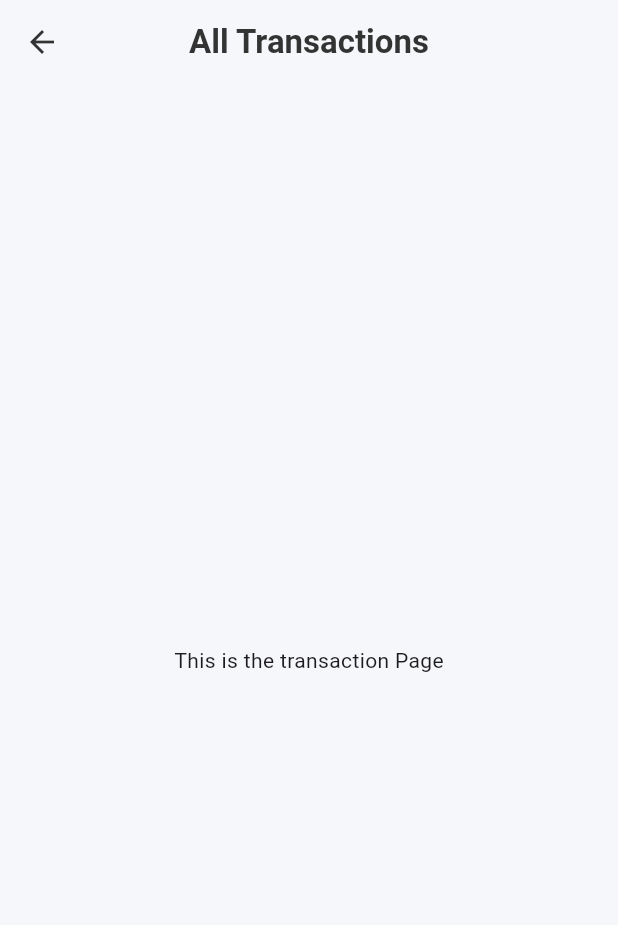
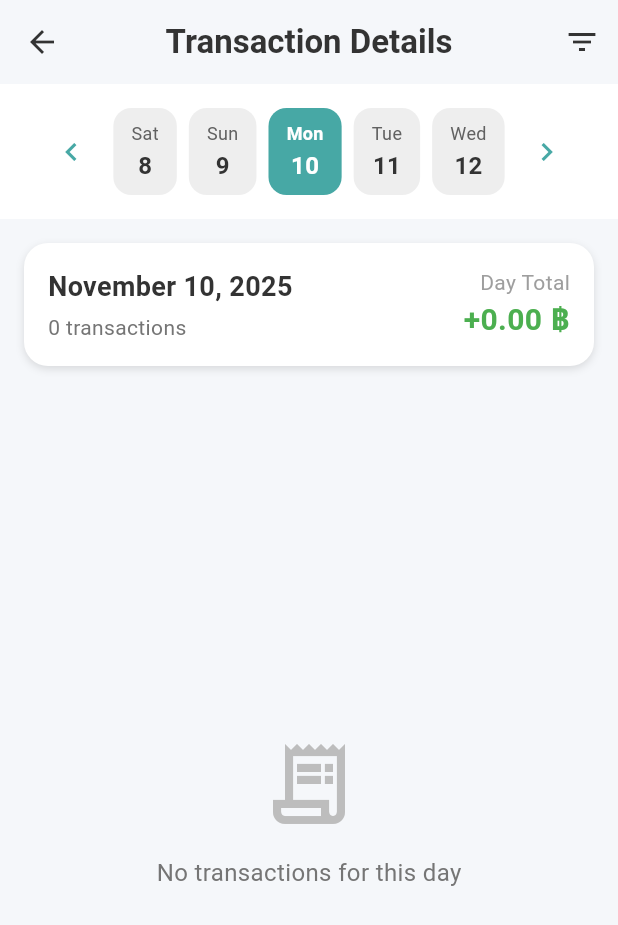
Before and after one commit to nooele2/BudgetBear, a Flutter app: the HomePage screen opened directly, scrolled down 576 dp, after a tap on "See More", on a phone screen of 412 x 824 dp. Shown: the top 925 px of the screen. Run offline on Flutter 3.47's test engine with Material 3 defaults, Android fonts, the phone set to English and light mode, and no system bars; our stand-ins replace cloud_firestore, firebase_auth, firebase_core, fl_chart, google_fonts; accounts and stored records are empty.

Commit message:
added detail_page

```diff
--- a/lib/pages/all_transactions_page.dart
+++ /dev/null
@@ -1,41 +0,0 @@
-import 'package:flutter/material.dart';
-import 'package:budget_bear/pages/home_page.dart';
-import 'package:budget_bear/pages/record_page.dart';
-import 'package:budget_bear/pages/more_page.dart';
-import 'package:budget_bear/pages/notification_page.dart';
-import 'package:budget_bear/widgets/bottom_nav_bar.dart';
-import 'package:budget_bear/services/firestore.dart';
-
-class AllTransactionsPage extends StatefulWidget {
-  const AllTransactionsPage({Key? key}) : super(key: key);
-
-  @override
-  State<AllTransactionsPage> createState() => _AllTransactionsPageState();
-}
-
-class _AllTransactionsPageState extends State<AllTransactionsPage> {
-  @override
-  Widget build(BuildContext context) {
-
-    const Color accent = Color.fromRGBO(71, 168, 165, 1);
-    const Color bgColor = Color(0xFFF5F7FA);
-    const Color textColor = Color(0xFF333333);
-
-    return Scaffold(
-      backgroundColor: bgColor,
-      appBar: AppBar(
-        backgroundColor: bgColor,
-        elevation: 0,
-        leading: const BackButton(color: textColor),
-        title: const Text(
-          'All Transactions',
-          style: TextStyle(color: textColor, fontWeight: FontWeight.w600),
-        ),
-        centerTitle: true,
-      ),
-      body: const Center(
-        child: Text('This is the transaction Page'),
-      ),
-    );
-  }
-}
--- /dev/null
+++ b/lib/pages/detail_page.dart
@@ -0,0 +1,522 @@
+import 'package:flutter/material.dart';
+import 'package:intl/intl.dart';
+import 'package:budget_bear/services/firestore.dart';
+
+class DetailPage extends StatefulWidget {
+  const DetailPage({Key? key}) : super(key: key);
+
+  @override
+  State<DetailPage> createState() => _DetailPageState();
+}
+
+class _DetailPageState extends State<DetailPage> {
+  final FirestoreService firestoreService = FirestoreService();
+
+  DateTime selectedDate = DateTime.now();
+  String? selectedCategory;
+  String? selectedType; //expense and or income
+
+  List<Map<String, dynamic>> allTransactions = [];
+  List<Map<String, dynamic>> filteredTransactions = [];
+  bool isLoading = true;
+
+  @override
+  void initState() {
+    super.initState();
+    _loadTransactions();
+  }
+
+  Future<void> _loadTransactions() async {
+    setState(() => isLoading = true);
+
+    final transactions = await firestoreService.getTransactions(
+      selectedDate.year,
+      selectedDate.month,
+    );
+
+    setState(() {
+      allTransactions = transactions;
+      _applyFilters();
+      isLoading = false;
+    });
+  }
+
+  void _applyFilters() {
+    filteredTransactions = allTransactions.where((tx) {
+      final txDate = (tx['date'] as dynamic).toDate() as DateTime;
+      final isSameDay = txDate.year == selectedDate.year &&
+          txDate.month == selectedDate.month &&
+          txDate.day == selectedDate.day;
+
+      if (!isSameDay) return false;
+
+      //by category
+      if (selectedCategory != null && tx['category'] != selectedCategory) {
+        return false;
+      }
+
+      //by type
+      if (selectedType != null && tx['type'] != selectedType) {
+        return false;
+      }
+
+      return true;
+    }).toList();
+  }
+
+  void _changeDate(int days) {
+    setState(() {
+      selectedDate = selectedDate.add(Duration(days: days));
+      _applyFilters();
+    });
+  }
+
+  void _showFilterDialog() {
+    showDialog(
+      context: context,
+      builder: (context) {
+        String? tempCategory = selectedCategory;
+        String? tempType = selectedType;
+
+        return StatefulBuilder(
+          builder: (context, setDialogState) {
+            return AlertDialog(
+              shape: RoundedRectangleBorder(
+                borderRadius: BorderRadius.circular(16),
+              ),
+              title: const Text('Filter Transactions'),
+              content: Column(
+                mainAxisSize: MainAxisSize.min,
+                crossAxisAlignment: CrossAxisAlignment.start,
+                children: [
+                  const Text(
+                    'Transaction Type',
+                    style: TextStyle(fontWeight: FontWeight.w600, fontSize: 16),
+                  ),
+                  const SizedBox(height: 8),
+                  Wrap(
+                    spacing: 8,
+                    children: [
+                      FilterChip(
+                        label: const Text('All'),
+                        selected: tempType == null,
+                        onSelected: (selected) {
+                          setDialogState(() => tempType = null);
+                        },
+                      ),
+                      FilterChip(
+                        label: const Text('Expense'),
+                        selected: tempType == 'expense',
+                        onSelected: (selected) {
+                          setDialogState(() => tempType = selected ? 'expense' : null);
+                        },
+                      ),
+                      FilterChip(
+                        label: const Text('Income'),
+                        selected: tempType == 'income',
+                        onSelected: (selected) {
+                          setDialogState(() => tempType = selected ? 'income' : null);
+                        },
+                      ),
+                    ],
+                  ),
+                  const SizedBox(height: 16),
+                  const Text(
+                    'Category',
+                    style: TextStyle(fontWeight: FontWeight.w600, fontSize: 16),
+                  ),
+                  const SizedBox(height: 8),
+                  Wrap(
+                    spacing: 8,
+                    children: [
+                      FilterChip(
+                        label: const Text('All'),
+                        selected: tempCategory == null,
+                        onSelected: (selected) {
+                          setDialogState(() => tempCategory = null);
+                        },
+                      ),
+                      ...['Food', 'Transport', 'Utilities', 'Entertainment', 'Shopping', 'Salary', 'Gift', 'Investment', 'Other']
+                          .map((cat) => FilterChip(
+                                label: Text(cat),
+                                selected: tempCategory == cat,
+                                onSelected: (selected) {
+                                  setDialogState(() => tempCategory = selected ? cat : null);
+                                },
+                              )),
+                    ],
+                  ),
+                ],
+              ),
+              actions: [
+                TextButton(
+                  onPressed: () {
+                    Navigator.pop(context);
+                  },
+                  child: const Text('Cancel'),
+                ),
+                ElevatedButton(
+                  onPressed: () {
+                    setState(() {
+                      selectedCategory = tempCategory;
+                      selectedType = tempType;
+                      _applyFilters();
+                    });
+                    Navigator.pop(context);
+                  },
+                  style: ElevatedButton.styleFrom(
+                    backgroundColor: const Color.fromRGBO(71, 168, 165, 1),
+                    foregroundColor: Colors.white,
+                  ),
+                  child: const Text('Apply'),
+                ),
+              ],
+            );
+          },
+        );
+      },
+    );
+  }
+
+  @override
+  Widget build(BuildContext context) {
+    const Color accent = Color.fromRGBO(71, 168, 165, 1);
+    const Color bgColor = Color(0xFFF5F7FA);
+    const Color textColor = Color(0xFF333333);
+
+    final dayTotal = filteredTransactions.fold<double>(
+      0.0,
+      (sum, tx) {
+        final type = (tx['type'] ?? '').toString().toLowerCase();
+        final amount = (tx['amount'] ?? 0.0).toDouble();
+        return type == 'expense' ? sum - amount : sum + amount;
+      },
+    );
+
+    return Scaffold(
+      backgroundColor: bgColor,
+      appBar: AppBar(
+        backgroundColor: bgColor,
+        elevation: 0,
+        leading: const BackButton(color: textColor),
+        title: const Text(
+          'Transaction Details',
+          style: TextStyle(color: textColor, fontWeight: FontWeight.w600),
+        ),
+        centerTitle: true,
+        actions: [
+          IconButton(
+            icon: Stack(
+              children: [
+                const Icon(Icons.filter_list, color: textColor),
+                if (selectedCategory != null || selectedType != null)
+                  Positioned(
+                    right: 0,
+                    top: 0,
+                    child: Container(
+                      width: 8,
+                      height: 8,
+                      decoration: const BoxDecoration(
+                        color: accent,
+                        shape: BoxShape.circle,
+                      ),
+                    ),
+                  ),
+              ],
+            ),
+            onPressed: _showFilterDialog,
+          ),
+        ],
+      ),
+      body: Column(
+        children: [
+          //date selector
+          Container(
+            padding: const EdgeInsets.symmetric(vertical: 16, horizontal: 16),
+            color: Colors.white,
+            child: Row(
+              mainAxisAlignment: MainAxisAlignment.center,
+              children: [
+                IconButton(
+                  icon: const Icon(Icons.chevron_left),
+                  color: accent,
+                  onPressed: () => _changeDate(-1),
+                ),
+                ...List.generate(5, (index) {
+                  final date = selectedDate.add(Duration(days: index - 2));
+                  final isSelected = index == 2;
+                  return GestureDetector(
+                    onTap: () {
+                      setState(() {
+                        selectedDate = date;
+                        _applyFilters();
+                      });
+                    },
+                    child: Container(
+                      margin: const EdgeInsets.symmetric(horizontal: 4),
+                      padding: const EdgeInsets.symmetric(
+                        vertical: 8,
+                        horizontal: 12,
+                      ),
+                      decoration: BoxDecoration(
+                        color: isSelected ? accent : Colors.grey.shade200,
+                        borderRadius: BorderRadius.circular(12),
+                      ),
+                      child: Column(
+                        children: [
+                          Text(
+                            DateFormat('EEE').format(date),
+                            style: TextStyle(
+                              fontSize: 12,
+                              color: isSelected ? Colors.white : Colors.grey.shade700,
+                              fontWeight: isSelected ? FontWeight.w600 : FontWeight.w400,
+                            ),
+                          ),
+                          const SizedBox(height: 2),
+                          Text(
+                            DateFormat('d').format(date),
+                            style: TextStyle(
+                              fontSize: 16,
+                              color: isSelected ? Colors.white : textColor,
+                              fontWeight: FontWeight.bold,
+                            ),
+                          ),
+                        ],
+                      ),
+                    ),
+                  );
+                }),
+                IconButton(
+                  icon: const Icon(Icons.chevron_right),
+                  color: accent,
+                  onPressed: () => _changeDate(1),
+                ),
+              ],
+            ),
+          ),
+
+          //filter
+          if (selectedCategory != null || selectedType != null)
+            Container(
+              padding: const EdgeInsets.symmetric(horizontal: 16, vertical: 8),
+              color: Colors.white,
+              child: Row(
+                children: [
+                  const Text(
+                    'Filters: ',
+                    style: TextStyle(fontSize: 14, color: Colors.grey),
+                  ),
+                  if (selectedType != null)
+                    Padding(
+                      padding: const EdgeInsets.only(right: 8),
+                      child: Chip(
+                        label: Text(selectedType!),
+                        deleteIcon: const Icon(Icons.close, size: 16),
+                        onDeleted: () {
+                          setState(() {
+                            selectedType = null;
+                            _applyFilters();
+                          });
+                        },
+                        backgroundColor: accent.withOpacity(0.2),
+                      ),
+                    ),
+                  if (selectedCategory != null)
+                    Chip(
+                      label: Text(selectedCategory!),
+                      deleteIcon: const Icon(Icons.close, size: 16),
+                      onDeleted: () {
+                        setState(() {
+                          selectedCategory = null;
+                          _applyFilters();
+                        });
+                      },
+                      backgroundColor: accent.withOpacity(0.2),
+                    ),
+                ],
+              ),
+            ),
+
+          //day summary
+          Container(
+            margin: const EdgeInsets.all(16),
+            padding: const EdgeInsets.all(16),
+            decoration: BoxDecoration(
+              color: Colors.white,
+              borderRadius: BorderRadius.circular(16),
+              boxShadow: const [
+                BoxShadow(
+                  color: Colors.black12,
+                  blurRadius: 4,
+                  offset: Offset(0, 2),
+                ),
+              ],
+            ),
+            child: Row(
+              mainAxisAlignment: MainAxisAlignment.spaceBetween,
+              children: [
+                Column(
+                  crossAxisAlignment: CrossAxisAlignment.start,
+                  children: [
+                    Text(
+                      DateFormat('MMMM d, yyyy').format(selectedDate),
+                      style: const TextStyle(
+                        fontSize: 18,
+                        fontWeight: FontWeight.bold,
+                        color: textColor,
+                      ),
+                    ),
+                    const SizedBox(height: 4),
+                    Text(
+                      '${filteredTransactions.length} transaction${filteredTransactions.length != 1 ? 's' : ''}',
+                      style: TextStyle(
+                        fontSize: 14,
+                        color: Colors.grey.shade600,
+                      ),
+                    ),
+                  ],
+                ),
+                Column(
+                  crossAxisAlignment: CrossAxisAlignment.end,
+                  children: [
+                    const Text(
+                      'Day Total',
+                      style: TextStyle(
+                        fontSize: 14,
+                        color: Colors.grey,
+                      ),
+                    ),
+                    Text(
+                      '${dayTotal >= 0 ? '+' : ''}${dayTotal.toStringAsFixed(2)} ฿',
+                      style: TextStyle(
+                        fontSize: 20,
+                        fontWeight: FontWeight.bold,
+                        color: dayTotal >= 0 ? Colors.green : Colors.redAccent,
+                      ),
+                    ),
+                  ],
+                ),
+              ],
+            ),
+          ),
+
+          //transaction list
+          Expanded(
+            child: isLoading
+                ? const Center(child: CircularProgressIndicator())
+                : filteredTransactions.isEmpty
+                    ? Center(
+                        child: Column(
+                          mainAxisAlignment: MainAxisAlignment.center,
+                          children: [
+                            Icon(
+                              Icons.receipt_long_outlined,
+                              size: 64,
+                              color: Colors.grey.shade400,
+                            ),
+                            const SizedBox(height: 16),
+                            Text(
+                              'No transactions for this day',
+                              style: TextStyle(
+                                fontSize: 16,
+                                color: Colors.grey.shade600,
+                              ),
+                            ),
+                          ],
+                        ),
+                      )
+                    : ListView.builder(
+                        padding: const EdgeInsets.symmetric(horizontal: 16),
+                        itemCount: filteredTransactions.length,
+                        itemBuilder: (context, index) {
+                          final tx = filteredTransactions[index];
+                          final type = (tx['type'] ?? '').toString().toLowerCase();
+                          final isExpense = type == 'expense';
+                          final amount = (tx['amount'] ?? 0.0).toDouble();
+                          final category = tx['category'] ?? 'Unknown';
+                          final title = tx['title'] ?? tx['note'] ?? '';
+                          final time = DateFormat('h:mm a').format(
+                            (tx['date'] as dynamic).toDate(),
+                          );
+
+                          return Container(
+                            margin: const EdgeInsets.only(bottom: 12),
+                            padding: const EdgeInsets.all(16),
+                            decoration: BoxDecoration(
+                              color: Colors.white,
+                              borderRadius: BorderRadius.circular(16),
+                              boxShadow: const [
+                                BoxShadow(
+                                  color: Colors.black12,
+                                  blurRadius: 4,
+                                  offset: Offset(0, 2),
+                                ),
+                              ],
+                            ),
+                            child: Row(
+                              children: [
+                                CircleAvatar(
+                                  radius: 24,
+                                  backgroundColor: isExpense
+                                      ? Colors.redAccent.withOpacity(0.15)
+                                      : Colors.green.withOpacity(0.15),
+                                  child: Icon(
+                                    isExpense
+                                        ? Icons.arrow_downward
+                                        : Icons.arrow_upward,
+                                    color: isExpense
+                                        ? Colors.redAccent
+                                        : Colors.green,
+                                  ),
+                                ),
+                                const SizedBox(width: 12),
+                                Expanded(
+                                  child: Column(
+                                    crossAxisAlignment: CrossAxisAlignment.start,
+                                    children: [
+                                      Text(
+                                        category,
+                                        style: const TextStyle(
+                                          fontWeight: FontWeight.bold,
+                                          fontSize: 16,
+                                        ),
+                                      ),
+                                      if (title.isNotEmpty)
+                                        Text(
+                                          title,
+                                          style: TextStyle(
+                                            color: Colors.grey.shade600,
+                                            fontSize: 14,
+                                          ),
+                                        ),
+                                      Text(
+                                        time,
+                                        style: TextStyle(
+                                          color: Colors.grey.shade500,
+                                          fontSize: 12,
+                                        ),
+                                      ),
+                                    ],
+                                  ),
+                                ),
+                                Text(
+                                  '${isExpense ? '-' : '+'}${amount.toStringAsFixed(2)} ฿',
+                                  style: TextStyle(
+                                    color: isExpense
+                                        ? Colors.redAccent
+                                        : Colors.green,
+                                    fontWeight: FontWeight.bold,
+                                    fontSize: 16,
+                                  ),
+                                ),
+                              ],
+                            ),
+                          );
+                        },
+                      ),
+                    ),
+                  ],
+                ),
+              );
+            }
+          }
--- a/lib/pages/home_page.dart
+++ b/lib/pages/home_page.dart
@@ -3,7 +3,7 @@ import 'package:fl_chart/fl_chart.dart';
 import 'package:budget_bear/services/firestore.dart';
 import 'package:google_fonts/google_fonts.dart';
 import 'package:budget_bear/pages/record_page.dart';
-import 'package:budget_bear/pages/all_transactions_page.dart';
+import 'package:budget_bear/pages/detail_page.dart';
 import 'package:budget_bear/widgets/bottom_nav_bar.dart';
 
 class HomePage extends StatefulWidget {
@@ -519,10 +519,10 @@ const SizedBox(height: 24),
                   ),
                   TextButton(
                     onPressed: () {
-                      // TODO: Navigate to all transactions page
+                      // TODO: Navigate to detail page
                       Navigator.push(
                        context,
-                       MaterialPageRoute(builder: (context) => const AllTransactionsPage()),
+                       MaterialPageRoute(builder: (context) => const DetailPage()),
                      );
                     },
                     child: const Text(
```
